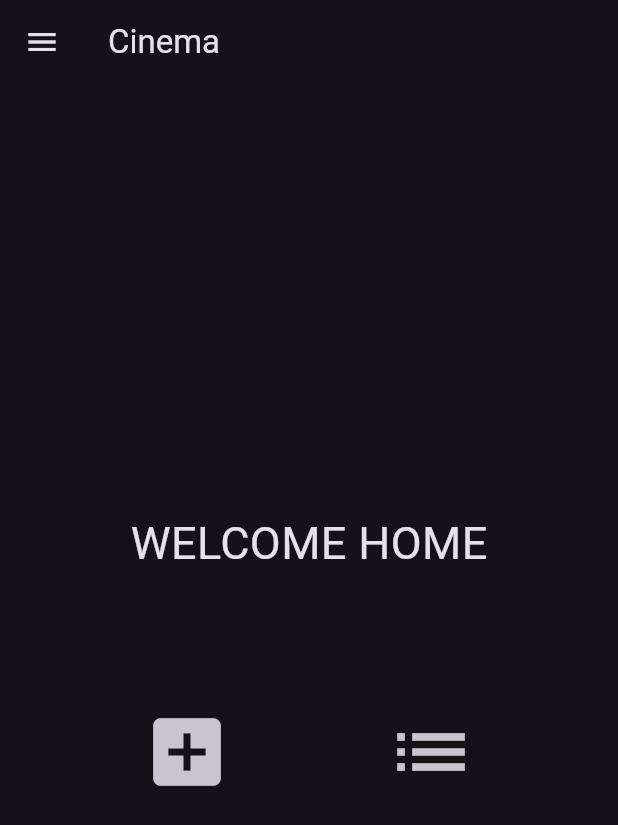
After one commit to ValElizaTan/Movie-Dex, a Flutter app: the CinemaPage screen opened directly, on a phone screen of 412 x 824 dp. The commit adds this screen. Shown: the top 825 px of the screen. Run offline on Flutter 3.47's test engine with Material 3 defaults, Android fonts, the phone set to English and light mode, and no system bars; our stand-ins replace badges, cloud_firestore, firebase_auth, firebase_core, fluttertoast, get and 4 more; missing offline and left inert: tmdb_api; accounts and stored records are empty.

Commit message:
Add & Show Cinemas

```diff
--- a/lib/main.dart
+++ b/lib/main.dart
@@ -2,6 +2,7 @@ import 'package:flutter/material.dart';
 import 'package:get/get.dart';
 import 'package:firebase_core/firebase_core.dart';
 import 'package:project_1/screen/aboutus.dart';
+import 'package:project_1/screen/cinemapage.dart';
 
 import 'controllers/UserController.dart';
 import 'screen/drawer.dart';
@@ -52,7 +53,7 @@ class _MyAppState extends State<MyApp> {
               case 3:
                 return AboutUs();
               case 4:
-                return SearchTheatre();
+                return CinemaPage();
               default:
                 return Login();
             }
--- /dev/null
+++ b/lib/model/cinema.dart
@@ -0,0 +1,27 @@
+class Cinema {
+  String uid;
+  String name;
+  String address;
+  String latitude;
+  String longitude;
+
+  Cinema({this.uid, this.name, this.latitude, this.address, this.longitude});
+
+  Cinema.fromMap(Map<String, dynamic> data) {  //formMap = data -> value
+    uid = data['uid'];
+    name = data['name'];
+    address = data['address'];
+    latitude = data['latitude'];
+    longitude = data['longitude'];
+  }
+
+  Map<String, dynamic> toMap() {  //toMap = key : value pair
+    return {
+      'uid': uid,
+      'name': name,
+      'address': address,
+      'latitude': latitude,
+      'longitude': longitude,
+    };
+  }
+}
--- /dev/null
+++ b/lib/screen/cinemapage.dart
@@ -0,0 +1,52 @@
+import 'package:flutter/material.dart';
+
+import 'addcinema.dart';
+import 'drawer.dart';
+import 'showcinema.dart';
+
+class CinemaPage extends StatefulWidget {
+  @override
+  State<CinemaPage> createState() => _CinemaPageState();
+}
+
+class _CinemaPageState extends State<CinemaPage> {
+  @override
+  Widget build(BuildContext context) {
+    return Scaffold(
+      appBar: AppBar(
+        title: Text('Cinema'),
+      ),
+      drawer: MyDrawer(),
+      body: Column(
+        mainAxisAlignment: MainAxisAlignment.center,
+        children: [
+          Text('WELCOME HOME', style: TextStyle(fontSize: 30)),
+          SizedBox(height: 80),
+          Row(
+            mainAxisAlignment: MainAxisAlignment.spaceEvenly,
+            children: [
+              IconButton(
+                icon: Icon(Icons.add_box),
+                iconSize: 60,
+                tooltip: 'add record',
+                onPressed: () {
+                  Navigator.of(context).push(
+                      MaterialPageRoute(builder: (context) => AddCinemaPage()));
+                },
+              ),
+              IconButton(
+                icon: Icon(Icons.list),
+                iconSize: 60,
+                tooltip: 'add record',
+                onPressed: () {
+                  Navigator.of(context).push(
+                      MaterialPageRoute(builder: (context) => RecordsPage()));
+                },
+              ),
+            ],
+          ),
+        ],
+      ),
+    );
+  }
+}
--- a/lib/screen/drawer.dart
+++ b/lib/screen/drawer.dart
@@ -2,6 +2,7 @@ import 'package:flutter/material.dart';
 import 'package:get/get.dart';
 import 'package:project_1/controllers/DrawerController.dart' as DrawerControl;
 import 'package:project_1/controllers/UserController.dart';
+import 'package:project_1/screen/cinemapage.dart';
 import 'package:project_1/screen/map.dart';
 
 import 'aboutus.dart';
@@ -78,8 +79,8 @@ class MyDrawer extends StatelessWidget {
                 onTap: () => Get.offAll(() => AboutUs())),
             ListTile(
                 leading: Icon(Icons.map_sharp),
-                title: Text('Search Theatre'),
-                onTap: () => Get.offAll(() => SearchTheatre())),
+                title: Text('Search Cinema'),
+                onTap: () => Get.offAll(() => CinemaPage())),
             ListTile(
                 leading: Icon(Icons.exit_to_app),
                 title: Text('Logout'),
--- a/lib/screen/searchtheatre.dart
+++ b/lib/screen/searchtheatre.dart
@@ -1,4 +1,4 @@
-import 'dart:convert';
+/* import 'dart:convert';
 import 'package:flutter/material.dart';
 import 'package:http/http.dart' as http;
 import 'package:project_1/screen/drawer.dart';
@@ -101,3 +101,4 @@ class _SearchTheatreState extends State<SearchTheatre> {
     }
   }
 }
+ */
```
Also changed, not shown: lib/screen/addcinema.dart (renamed from lib/screen/addtheatre.dart, +22 -28 lines), lib/screen/showcinema.dart (added, +82 -0 lines), lib/services/firestore_service.dart (+35 -31 lines), model/theatre.dart (deleted, +0 -29 lines), lib/model/user.dart (renamed from model/user.dart).
